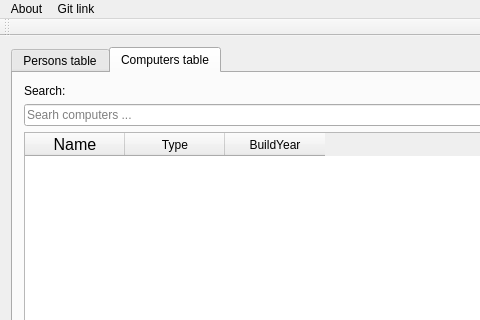
Old version of the form mainwindow.ui in the repository maggawaage/skil3; both pictures show x 0 to 480 and y 0 to 320 of the 850 by 1200 pixel window.
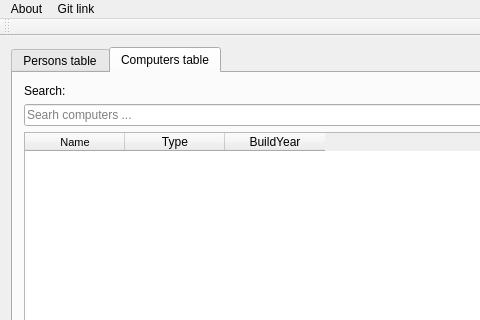
New version of the form. The open tabs and pages were chosen to show the change. Icons and pictures are not drawn.

Patch:
```diff
--- a/mainwindow.ui
+++ b/mainwindow.ui
@@ -12,8 +12,8 @@
   </property>
   <property name="minimumSize">
    <size>
-    <width>850</width>
-    <height>1200</height>
+    <width>0</width>
+    <height>0</height>
    </size>
   </property>
   <property name="windowTitle">
@@ -27,6 +27,9 @@
    <layout class="QGridLayout" name="gridLayout_3">
     <item row="0" column="0">
      <widget class="QTabWidget" name="Tabs">
+      <property name="layoutDirection">
+       <enum>Qt::LeftToRight</enum>
+      </property>
       <property name="tabPosition">
        <enum>QTabWidget::North</enum>
       </property>
@@ -158,7 +161,7 @@
            <string>&lt;html&gt;&lt;head/&gt;&lt;body&gt;&lt;p&gt;&lt;br/&gt;&lt;/p&gt;&lt;/body&gt;&lt;/html&gt;</string>
           </property>
           <property name="styleSheet">
-           <string notr="true">selection-color: rgb(2, 2, 2);</string>
+           <string notr="true"/>
           </property>
           <property name="editTriggers">
            <set>QAbstractItemView::NoEditTriggers</set>
@@ -178,7 +181,7 @@
            </property>
            <property name="font">
             <font>
-             <pointsize>12</pointsize>
+             <pointsize>8</pointsize>
              <weight>50</weight>
              <bold>false</bold>
             </font>
```
Left out of the diff: 2 changed lines with no effect on the pictures.
